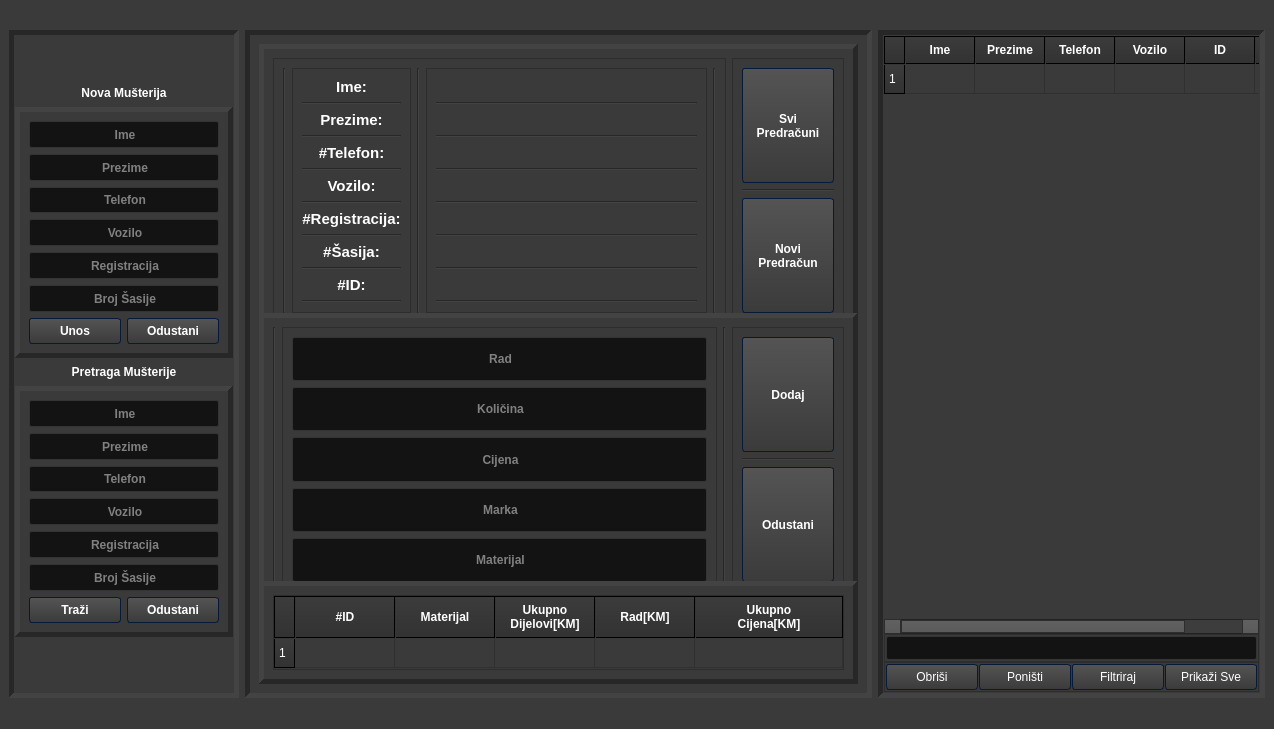
Before: the Qt Designer form untitled.ui in 4ntim4tter/Budget-Flow, drawn with Qt 5.
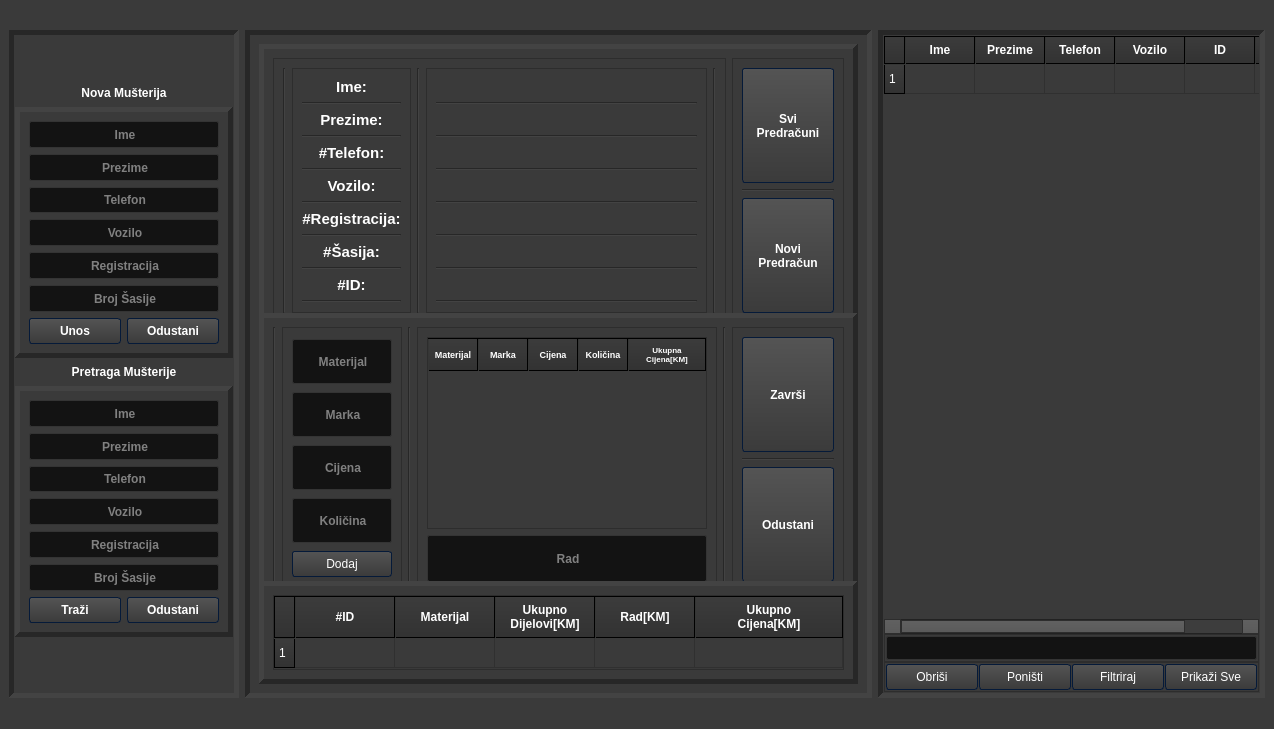
After: the same form once the commit is applied. Icons and pictures are not drawn.

```diff
--- a/untitled.ui
+++ b/untitled.ui
@@ -2357,7 +2357,7 @@
          <property name="midLineWidth">
           <number>5</number>
          </property>
-         <layout class="QHBoxLayout" name="horizontalLayout_5">
+         <layout class="QHBoxLayout" name="horizontalLayout_5" stretch="0,2,0,5,0,1">
           <item>
            <widget class="Line" name="line_20">
             <property name="orientation">
@@ -2374,110 +2374,26 @@
              <enum>QFrame::Raised</enum>
             </property>
             <layout class="QVBoxLayout" name="verticalLayout_9">
-             <item>
-              <widget class="QLineEdit" name="add_receipt_service">
-               <property name="sizePolicy">
-                <sizepolicy hsizetype="Expanding" vsizetype="Expanding">
-                 <horstretch>1</horstretch>
-                 <verstretch>1</verstretch>
-                </sizepolicy>
-               </property>
-               <property name="font">
-                <font>
-                 <family>Arial</family>
-                 <pointsize>9</pointsize>
-                 <weight>75</weight>
-                 <bold>true</bold>
-                </font>
-               </property>
-               <property name="alignment">
-                <set>Qt::AlignCenter</set>
-               </property>
-               <property name="placeholderText">
-                <string>Rad</string>
-               </property>
-              </widget>
-             </item>
-             <item>
-              <widget class="QLineEdit" name="add_receipt_amount">
-               <property name="sizePolicy">
-                <sizepolicy hsizetype="Expanding" vsizetype="Expanding">
-                 <horstretch>1</horstretch>
-                 <verstretch>1</verstretch>
-                </sizepolicy>
-               </property>
-               <property name="font">
-                <font>
-                 <family>Arial</family>
-                 <pointsize>9</pointsize>
-                 <weight>75</weight>
-                 <bold>true</bold>
-                </font>
-               </property>
-               <property name="alignment">
-                <set>Qt::AlignCenter</set>
-               </property>
-               <property name="placeholderText">
-                <string>Količina</string>
-               </property>
-              </widget>
-             </item>
-             <item>
-              <widget class="QLineEdit" name="add_receipt_price">
-               <property name="sizePolicy">
-                <sizepolicy hsizetype="Expanding" vsizetype="Expanding">
-                 <horstretch>1</horstretch>
-                 <verstretch>1</verstretch>
-                </sizepolicy>
-               </property>
-               <property name="font">
-                <font>
-                 <family>Arial</family>
-                 <pointsize>9</pointsize>
-                 <weight>75</weight>
-                 <bold>true</bold>
-                </font>
-               </property>
-               <property name="alignment">
-                <set>Qt::AlignCenter</set>
-               </property>
-               <property name="placeholderText">
-                <string>Cijena</string>
-               </property>
-              </widget>
-             </item>
-             <item>
-              <widget class="QLineEdit" name="add_receipt_brand">
-               <property name="sizePolicy">
-                <sizepolicy hsizetype="Expanding" vsizetype="Expanding">
-                 <horstretch>1</horstretch>
-                 <verstretch>1</verstretch>
-                </sizepolicy>
-               </property>
-               <property name="font">
-                <font>
-                 <family>Arial</family>
-                 <pointsize>9</pointsize>
-                 <weight>75</weight>
-                 <bold>true</bold>
-                </font>
-               </property>
-               <property name="alignment">
-                <set>Qt::AlignCenter</set>
-               </property>
-               <property name="placeholderText">
-                <string>Marka</string>
-               </property>
-              </widget>
-             </item>
              <item>
               <widget class="QLineEdit" name="add_receipt_material">
                <property name="sizePolicy">
                 <sizepolicy hsizetype="Expanding" vsizetype="Expanding">
                  <horstretch>1</horstretch>
-                 <verstretch>1</verstretch>
+                 <verstretch>0</verstretch>
                 </sizepolicy>
                </property>
+               <property name="minimumSize">
+                <size>
+                 <width>0</width>
+                 <height>0</height>
+                </size>
+               </property>
+               <property name="maximumSize">
+                <size>
+                 <width>16777215</width>
+                 <height>45</height>
+                </size>
+               </property>
                <property name="font">
                 <font>
                  <family>Arial</family>
@@ -2494,6 +2410,121 @@
                </property>
               </widget>
              </item>
+             <item>
+              <widget class="QLineEdit" name="add_receipt_brand">
+               <property name="sizePolicy">
+                <sizepolicy hsizetype="Expanding" vsizetype="Expanding">
+                 <horstretch>1</horstretch>
+                 <verstretch>0</verstretch>
+                </sizepolicy>
+               </property>
+               <property name="minimumSize">
+                <size>
+                 <width>0</width>
+                 <height>0</height>
+                </size>
+               </property>
+               <property name="maximumSize">
+                <size>
+                 <width>16777215</width>
+                 <height>45</height>
+                </size>
+               </property>
+               <property name="font">
+                <font>
+                 <family>Arial</family>
+                 <pointsize>9</pointsize>
+                 <weight>75</weight>
+                 <bold>true</bold>
+                </font>
+               </property>
+               <property name="alignment">
+                <set>Qt::AlignCenter</set>
+               </property>
+               <property name="placeholderText">
+                <string>Marka</string>
+               </property>
+              </widget>
+             </item>
+             <item>
+              <widget class="QLineEdit" name="add_receipt_price">
+               <property name="sizePolicy">
+                <sizepolicy hsizetype="Expanding" vsizetype="Expanding">
+                 <horstretch>1</horstretch>
+                 <verstretch>0</verstretch>
+                </sizepolicy>
+               </property>
+               <property name="minimumSize">
+                <size>
+                 <width>0</width>
+                 <height>0</height>
+                </size>
+               </property>
+               <property name="maximumSize">
+                <size>
+                 <width>16777215</width>
+                 <height>45</height>
+                </size>
+               </property>
+               <property name="font">
+                <font>
+                 <family>Arial</family>
+                 <pointsize>9</pointsize>
+                 <weight>75</weight>
+                 <bold>true</bold>
+                </font>
+               </property>
+               <property name="alignment">
+                <set>Qt::AlignCenter</set>
+               </property>
+               <property name="placeholderText">
+                <string>Cijena</string>
+               </property>
+              </widget>
+             </item>
+             <item>
+              <widget class="QLineEdit" name="add_receipt_amount">
+               <property name="sizePolicy">
+                <sizepolicy hsizetype="Expanding" vsizetype="Expanding">
+                 <horstretch>1</horstretch>
+                 <verstretch>0</verstretch>
+                </sizepolicy>
+               </property>
+               <property name="minimumSize">
+                <size>
+                 <width>0</width>
+                 <height>0</height>
+                </size>
+               </property>
+               <property name="maximumSize">
+                <size>
+                 <width>16777215</width>
+                 <height>45</height>
+                </size>
+               </property>
+               <property name="font">
+                <font>
+                 <family>Arial</family>
+                 <pointsize>9</pointsize>
+                 <weight>75</weight>
+                 <bold>true</bold>
+                </font>
+               </property>
+               <property name="alignment">
+                <set>Qt::AlignCenter</set>
+               </property>
+               <property name="placeholderText">
+                <string>Količina</string>
+               </property>
+              </widget>
+             </item>
+             <item>
+              <widget class="QPushButton" name="add_material_button">
+               <property name="text">
+                <string>Dodaj</string>
+               </property>
+              </widget>
+             </item>
             </layout>
            </widget>
           </item>
@@ -2504,6 +2535,133 @@
             </property>
            </widget>
           </item>
+          <item>
+           <widget class="QFrame" name="frame_7">
+            <property name="frameShape">
+             <enum>QFrame::StyledPanel</enum>
+            </property>
+            <property name="frameShadow">
+             <enum>QFrame::Raised</enum>
+            </property>
+            <layout class="QVBoxLayout" name="verticalLayout_10">
+             <item>
+              <widget class="QTableWidget" name="materials_receipt_table">
+               <property name="font">
+                <font>
+                 <family>Arial</family>
+                 <pointsize>7</pointsize>
+                 <weight>75</weight>
+                 <bold>true</bold>
+                </font>
+               </property>
+               <attribute name="horizontalHeaderDefaultSectionSize">
+                <number>50</number>
+               </attribute>
+               <attribute name="horizontalHeaderStretchLastSection">
+                <bool>true</bool>
+               </attribute>
+               <column>
+                <property name="text">
+                 <string>Materijal</string>
+                </property>
+                <property name="font">
+                 <font>
+                  <family>Arial</family>
+                  <pointsize>7</pointsize>
+                  <weight>75</weight>
+                  <bold>true</bold>
+                 </font>
+                </property>
+               </column>
+               <column>
+                <property name="text">
+                 <string>Marka</string>
+                </property>
+                <property name="font">
+                 <font>
+                  <family>Arial</family>
+                  <pointsize>7</pointsize>
+                  <weight>75</weight>
+                  <bold>true</bold>
+                 </font>
+                </property>
+               </column>
+               <column>
+                <property name="text">
+                 <string>Cijena</string>
+                </property>
+                <property name="font">
+                 <font>
+                  <family>Arial</family>
+                  <pointsize>7</pointsize>
+                  <weight>75</weight>
+                  <bold>true</bold>
+                 </font>
+                </property>
+               </column>
+               <column>
+                <property name="text">
+                 <string>Količina</string>
+                </property>
+                <property name="font">
+                 <font>
+                  <family>Arial</family>
+                  <pointsize>7</pointsize>
+                  <weight>75</weight>
+                  <bold>true</bold>
+                 </font>
+                </property>
+               </column>
+               <column>
+                <property name="text">
+                 <string>Ukupna 
+Cijena[KM]</string>
+                </property>
+                <property name="font">
+                 <font>
+                  <family>Arial</family>
+                  <pointsize>6</pointsize>
+                  <weight>75</weight>
+                  <bold>true</bold>
+                 </font>
+                </property>
+               </column>
+              </widget>
+             </item>
+             <item>
+              <widget class="QLineEdit" name="add_receipt_service">
+               <property name="sizePolicy">
+                <sizepolicy hsizetype="Expanding" vsizetype="Expanding">
+                 <horstretch>1</horstretch>
+                 <verstretch>1</verstretch>
+                </sizepolicy>
+               </property>
+               <property name="font">
+                <font>
+                 <family>Arial</family>
+                 <pointsize>9</pointsize>
+                 <weight>75</weight>
+                 <bold>true</bold>
+                </font>
+               </property>
+               <property name="alignment">
+                <set>Qt::AlignCenter</set>
+               </property>
+               <property name="placeholderText">
+                <string>Rad</string>
+               </property>
+              </widget>
+             </item>
+            </layout>
+           </widget>
+          </item>
+          <item>
+           <widget class="Line" name="line_22">
+            <property name="orientation">
+             <enum>Qt::Vertical</enum>
+            </property>
+           </widget>
+          </item>
           <item>
            <widget class="QFrame" name="frame_4">
             <property name="frameShape">
@@ -2516,7 +2674,7 @@
              <item>
               <widget class="QPushButton" name="add_reciept_button">
                <property name="sizePolicy">
-                <sizepolicy hsizetype="Minimum" vsizetype="Expanding">
+                <sizepolicy hsizetype="Expanding" vsizetype="Expanding">
                  <horstretch>0</horstretch>
                  <verstretch>0</verstretch>
                 </sizepolicy>
@@ -2530,7 +2688,7 @@
                 </font>
                </property>
                <property name="text">
-                <string>Dodaj</string>
+                <string>Završi</string>
                </property>
               </widget>
              </item>
```
Left out of the diff: 4 changed lines with no effect on the pictures.
